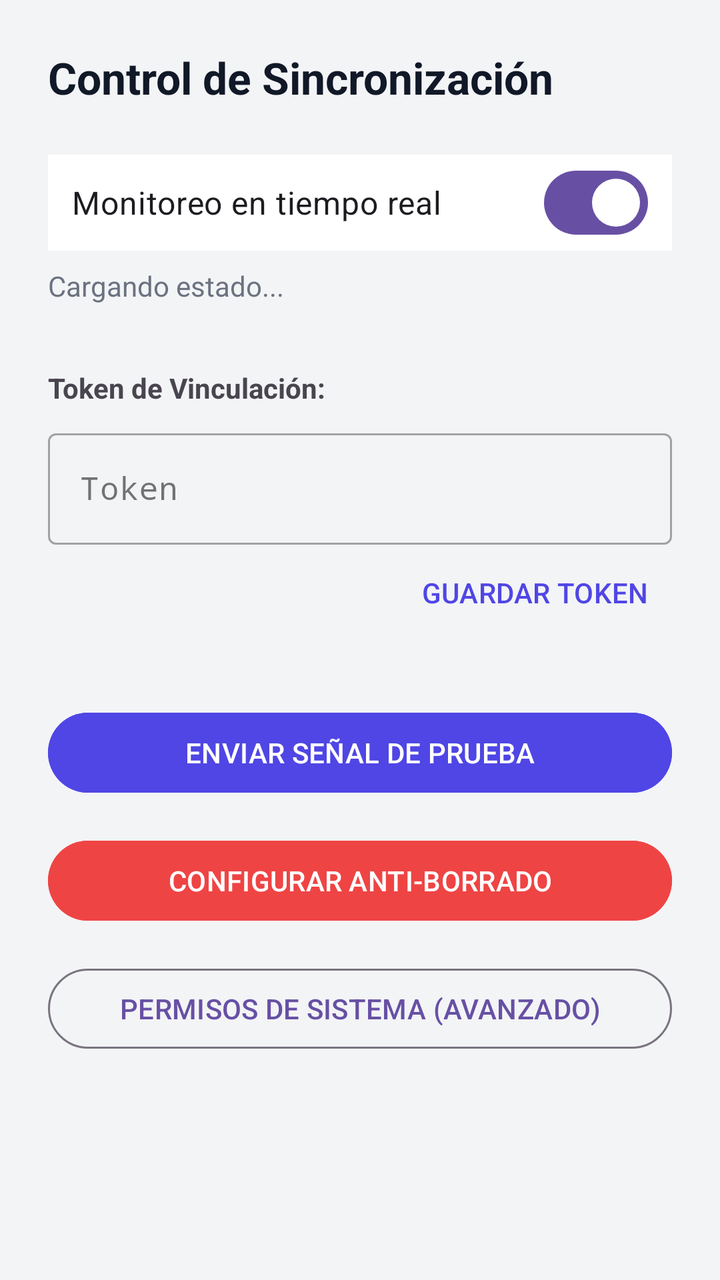
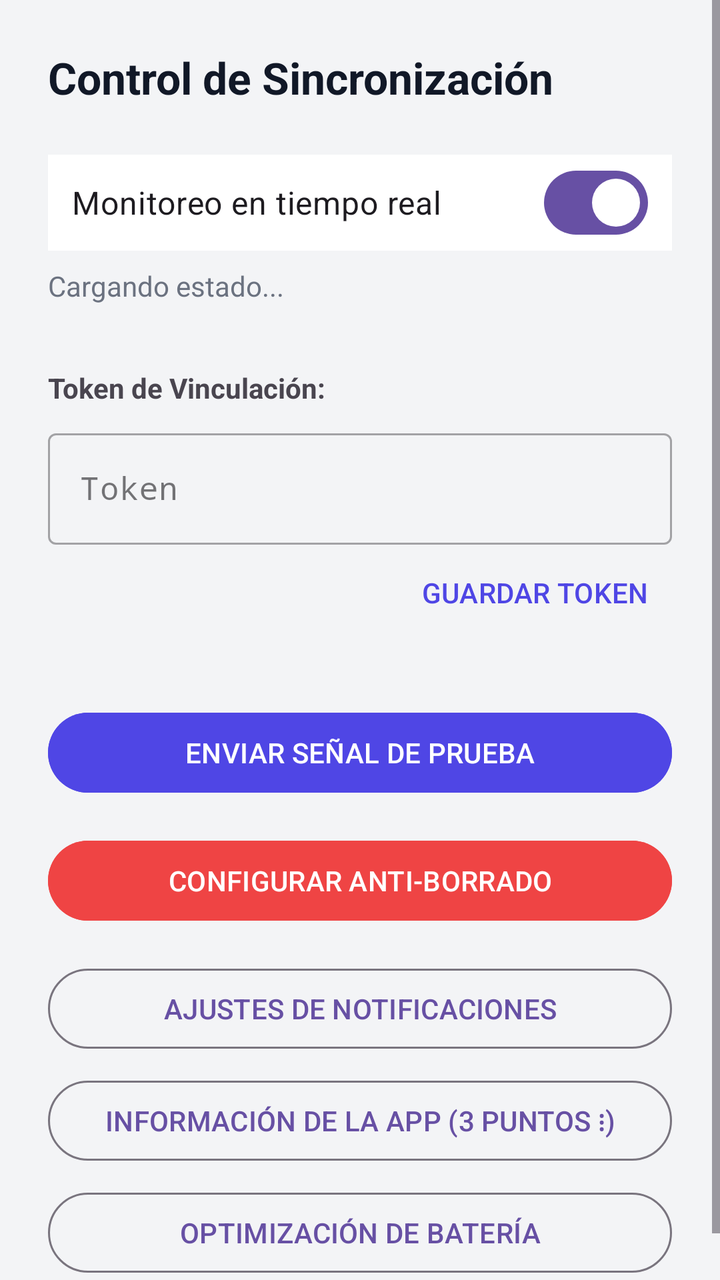

Before-and-after screenshots of an Android layout around one commit, followed by the original layout XML and the change that was made.
<!-- AndroidManifest.xml: application theme Theme.FamiliaMonitor -->
<!-- res/layout/activity_status.xml -->
<?xml version="1.0" encoding="utf-8"?>
<ScrollView xmlns:android="http://schemas.android.com/apk/res/android"
    xmlns:app="http://schemas.android.com/apk/res-auto"
    android:layout_width="match_parent"
    android:layout_height="match_parent"
    android:background="#F3F4F6">

    <LinearLayout
        android:orientation="vertical"
        android:layout_width="match_parent"
        android:layout_height="wrap_content"
        android:padding="24dp">

        <TextView
            android:layout_width="wrap_content"
            android:layout_height="wrap_content"
            android:text="Control de Sincronización"
            android:textSize="22sp"
            android:textStyle="bold"
            android:textColor="#111827"
            android:layout_marginBottom="24dp" />

        
        <com.google.android.material.materialswitch.MaterialSwitch
            android:id="@+id/sw_monitoring"
            android:layout_width="match_parent"
            android:layout_height="wrap_content"
            android:text="Monitoreo en tiempo real"
            android:textSize="16sp"
            android:checked="true"
            android:padding="12dp"
            android:background="@android:color/white" />

        <TextView
            android:id="@+id/tv_status"
            android:layout_width="match_parent"
            android:layout_height="wrap_content"
            android:layout_marginTop="8dp"
            android:textSize="14sp"
            android:textColor="#6B7280"
            android:text="Cargando estado..." />

        
        <TextView
            android:layout_width="wrap_content"
            android:layout_height="wrap_content"
            android:text="Token de Vinculación:"
            android:textStyle="bold"
            android:layout_marginTop="32dp" />

        <com.google.android.material.textfield.TextInputLayout
            android:layout_width="match_parent"
            android:layout_height="wrap_content"
            android:layout_marginTop="8dp"
            style="@style/Widget.MaterialComponents.TextInputLayout.OutlinedBox">

            <com.google.android.material.textfield.TextInputEditText
                android:id="@+id/et_token_edit"
                android:layout_width="match_parent"
                android:layout_height="wrap_content"
                android:hint="Token"
                android:inputType="textNoSuggestions"
                android:fontFamily="monospace" />
        </com.google.android.material.textfield.TextInputLayout>

        <Button
            android:id="@+id/btn_save_token"
            android:layout_width="wrap_content"
            android:layout_height="wrap_content"
            style="?attr/borderlessButtonStyle"
            android:text="GUARDAR TOKEN"
            android:textColor="#4F46E5"
            android:layout_gravity="end" />

        
        <Button
            android:id="@+id/btn_test"
            android:layout_width="match_parent"
            android:layout_height="wrap_content"
            android:layout_marginTop="32dp"
            android:text="ENVIAR SEÑAL DE PRUEBA"
            android:backgroundTint="#4F46E5" />

        <Button
            android:id="@+id/btn_admin"
            android:layout_width="match_parent"
            android:layout_height="wrap_content"
            android:layout_marginTop="16dp"
            android:text="CONFIGURAR ANTI-BORRADO"
            android:backgroundTint="#EF4444" />

        <Button
            android:id="@+id/btn_disable"
            android:layout_width="match_parent"
            android:layout_height="wrap_content"
            android:layout_marginTop="16dp"
            android:text="PERMISOS DE SISTEMA (AVANZADO)"
            style="?attr/materialButtonOutlinedStyle" />

    </LinearLayout>
</ScrollView>
<!-- resources referenced by this layout -->
<resources>
  <style name="Theme.FamiliaMonitor" parent="Theme.Material3.DayNight.NoActionBar" />
</resources>

<!-- the commit's change to res/layout/activity_status.xml (unified diff, before → after) -->
@@ -19,6 +19,53 @@
             android:textStyle="bold"
             android:textColor="#111827"
             android:layout_marginBottom="24dp" />
+
+        
+        <com.google.android.material.card.MaterialCardView
+            android:id="@+id/card_permission_warning"
+            android:layout_width="match_parent"
+            android:layout_height="wrap_content"
+            android:layout_marginBottom="20dp"
+            app:cardCornerRadius="12dp"
+            app:cardElevation="0dp"
+            app:strokeWidth="1dp"
+            app:strokeColor="#FECACA"
+            app:cardBackgroundColor="#FEF2F2"
+            android:visibility="gone">
+
+            <LinearLayout
+                android:orientation="vertical"
+                android:layout_width="match_parent"
+                android:layout_height="wrap_content"
+                android:padding="16dp">
+
+                <TextView
+                    android:layout_width="wrap_content"
+                    android:layout_height="wrap_content"
+                    android:text="⚠️ Permisos Bloqueados"
+                    android:textColor="#991B1B"
+                    android:textStyle="bold"
+                    android:textSize="16sp" />
+
+                <TextView
+                    android:layout_width="wrap_content"
+                    android:layout_height="wrap_content"
+                    android:text="Android 13+ ha restringido el acceso a notificaciones. Debe desbloquearlo manualmente."
+                    android:textColor="#B91C1C"
+                    android:textSize="13sp"
+                    android:layout_marginTop="4dp" />
+
+                <Button
+                    android:id="@+id/btn_help_permission"
+                    android:layout_width="match_parent"
+                    android:layout_height="wrap_content"
+                    android:layout_marginTop="12dp"
+                    android:text="VER CÓMO DESBLOQUEAR"
+                    android:backgroundTint="#EF4444"
+                    android:textColor="@android:color/white"
+                    style="@style/Widget.Material3.Button.TonalButton" />
+            </LinearLayout>
+        </com.google.android.material.card.MaterialCardView>
 
         
         <com.google.android.material.materialswitch.MaterialSwitch
@@ -94,7 +141,23 @@
             android:layout_width="match_parent"
             android:layout_height="wrap_content"
             android:layout_marginTop="16dp"
-            android:text="PERMISOS DE SISTEMA (AVANZADO)"
+            android:text="AJUSTES DE NOTIFICACIONES"
+            style="?attr/materialButtonOutlinedStyle" />
+
+        <Button
+            android:id="@+id/btn_app_info"
+            android:layout_width="match_parent"
+            android:layout_height="wrap_content"
+            android:layout_marginTop="8dp"
+            android:text="INFORMACIÓN DE LA APP (3 PUNTOS ⋮)"
+            style="?attr/materialButtonOutlinedStyle" />
+
+        <Button
+            android:id="@+id/btn_battery"
+            android:layout_width="match_parent"
+            android:layout_height="wrap_content"
+            android:layout_marginTop="8dp"
+            android:text="OPTIMIZACIÓN DE BATERÍA"
             style="?attr/materialButtonOutlinedStyle" />
 
     </LinearLayout>
